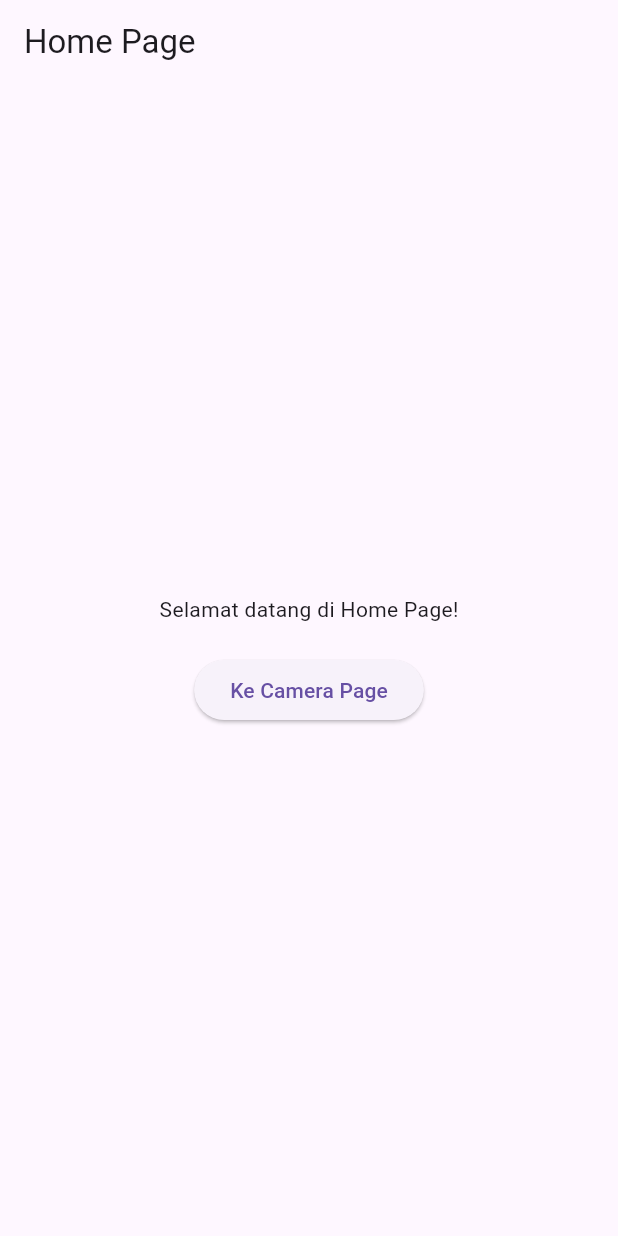
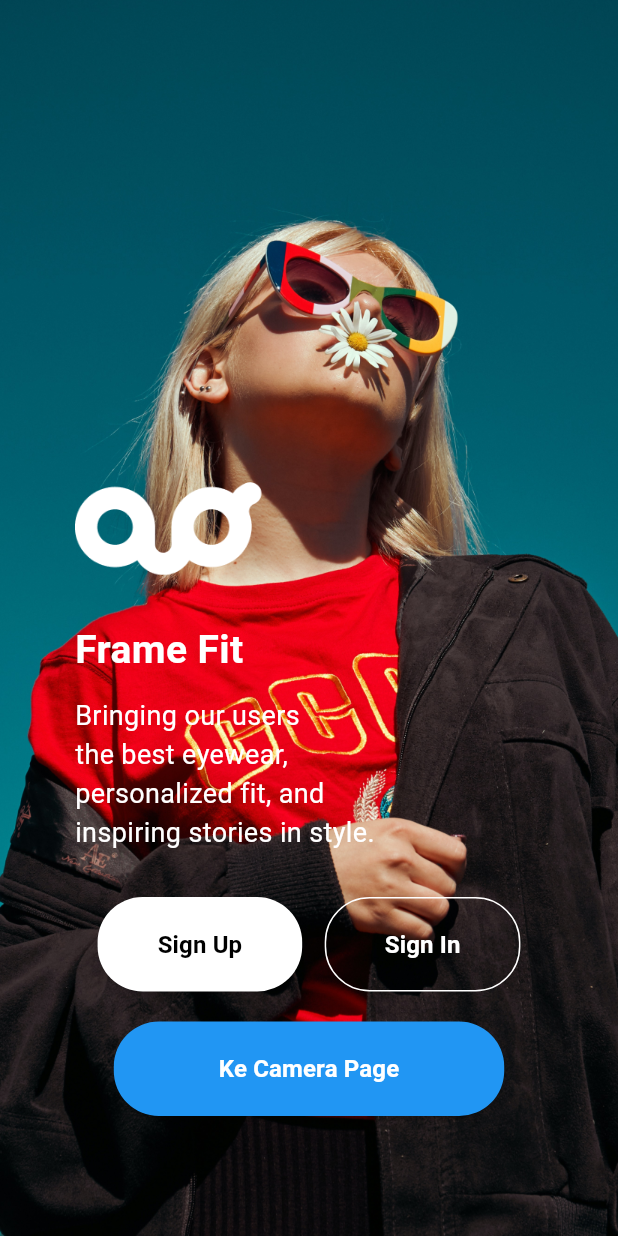
Before and after one commit to mumtazharis/frame_fit, a Flutter app: the screen it shows after launch, on a phone screen of 412 x 824 dp. Run offline on Flutter 3.47's test engine with Material 3 defaults, Android fonts, the light colour scheme and no system bars; our stand-ins replace camera, flutter_spinkit.

Commit message:
home_page setelah home_screen

```diff
--- a/lib/pages/home_page.dart
+++ b/lib/pages/home_page.dart
@@ -4,24 +4,112 @@ class HomePage extends StatelessWidget {
   @override
   Widget build(BuildContext context) {
     return Scaffold(
-      appBar: AppBar(
-        title: Text('Home Page'),
+      backgroundColor: Colors.white,
+      body: Stack(
+        children: [
+          // Gambar Latar Belakang
+          Container(
+            decoration: BoxDecoration(
+              image: DecorationImage(
+                image: AssetImage('images/background.png'), // Sesuaikan dengan path gambar background kamu
+                fit: BoxFit.cover,
               ),
-      body: Center(
+            ),
+          ),
+          // Konten di bagian kiri bawah layar
+          Align(
+            alignment: Alignment.bottomLeft,
+            child: Padding(
+              padding: const EdgeInsets.symmetric(horizontal: 50.0, vertical: 80.0),
               child: Column(
+                mainAxisSize: MainAxisSize.min,
+                crossAxisAlignment: CrossAxisAlignment.start, // Menyusun konten ke kiri
+                children: [
+                  // Logo
+                  Image.asset(
+                    'images/logo.png',
+                    height: 125, // Ukuran logo lebih besar
+                    width: 125,
+                  ),
+                  // Teks Utama dan Deskripsi
+                  Text(
+                    'Frame Fit',
+                    style: TextStyle(
+                      fontSize: 26, // Ukuran teks lebih besar
+                      fontWeight: FontWeight.bold,
+                      color: Colors.white,
+                    ),
+                  ),
+                  SizedBox(height: 12),
+                  Text(
+                    'Bringing our users\nthe best eyewear,\npersonalized fit, and\ninspiring stories in style.',
+                    textAlign: TextAlign.left,
+                    style: TextStyle(
+                      fontSize: 18, // Ukuran teks deskripsi lebih besar
+                      color: Colors.white,
+                    ),
+                  ),
+                  SizedBox(height: 30),
+                  // Tombol Sign Up dan Sign In
+                  Row(
                     mainAxisAlignment: MainAxisAlignment.center,
                     children: [
-            Text('Selamat datang di Home Page!'),
+                      ElevatedButton(
+                        onPressed: () {
+                          // Navigasi atau aksi saat Sign Up ditekan
+                        },
+                        style: ElevatedButton.styleFrom(
+                          backgroundColor: Colors.white,
+                          foregroundColor: Colors.black,
+                          padding: EdgeInsets.symmetric(horizontal: 40, vertical: 20),
+                          shape: RoundedRectangleBorder(
+                            borderRadius: BorderRadius.circular(30.0),
+                          ),
+                        ),
+                        child: Text('Sign Up', style: TextStyle(fontSize: 16, fontWeight: FontWeight.bold)),
+                      ),
+                      SizedBox(width: 15),
+                      OutlinedButton(
+                        onPressed: () {
+                          // Navigasi atau aksi saat Sign In ditekan
+                        },
+                        style: OutlinedButton.styleFrom(
+                          foregroundColor: Colors.white,
+                          side: BorderSide(color: Colors.white),
+                          padding: EdgeInsets.symmetric(horizontal: 40, vertical: 20),
+                          shape: RoundedRectangleBorder(
+                            borderRadius: BorderRadius.circular(30.0),
+                          ),
+                        ),
+                        child: Text('Sign In', style: TextStyle(fontSize: 16, fontWeight: FontWeight.bold)),
+                      ),
+                    ],
+                  ),
                   SizedBox(height: 20),
-
+                  Row(
+                    mainAxisAlignment: MainAxisAlignment.center,
+                    children: [
                       ElevatedButton(
                         onPressed: () {
                           Navigator.pushNamed(context, '/camera');
                         },
-              child: Text('Ke Camera Page'),
+                        style: ElevatedButton.styleFrom(
+                          backgroundColor: Colors.blue, // Warna latar belakang tombol
+                          foregroundColor: Colors.white, // Warna teks tombol
+                          padding: EdgeInsets.symmetric(horizontal: 70, vertical: 20), // Ukuran tombol lebih besar
+                          shape: RoundedRectangleBorder(
+                            borderRadius: BorderRadius.circular(30.0),
+                          ),
+                        ),
+                        child: Text('Ke Camera Page', style: TextStyle(fontSize: 16, fontWeight: FontWeight.bold)),
                       ),
                     ],
+                  )
+                ],
               ),
+            ),
+          ),
+        ],
       ),
     );
   }
--- a/pubspec.yaml
+++ b/pubspec.yaml
@@ -60,7 +60,8 @@ dev_dependencies:
 flutter:
   assets:
     - images/logo_pt.png
-
+    - images/background.png
+    - images/logo.png
   # To add assets to your application, add an assets section, like this:
   # assets:
   #   - images/a_dot_burr.jpeg
```
Also changed, not shown: images/background.png (added), images/logo.png (added). Lines whose indentation alone changed are shown as unchanged.
